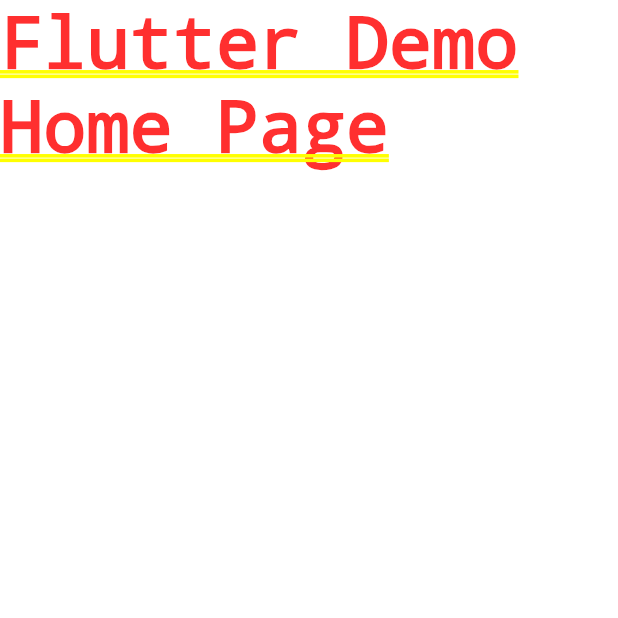
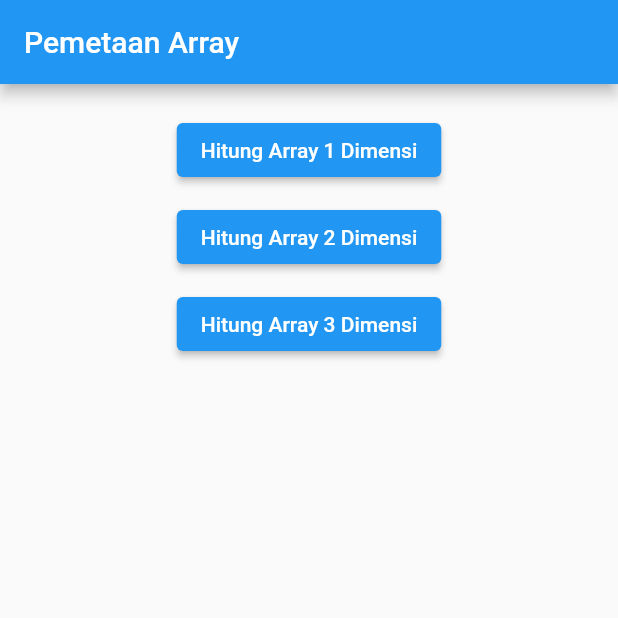
Before and after one commit to herdyhardiyant/pemetaan_array, a Flutter app: the screen it shows after launch, on a phone screen of 412 x 824 dp, the top half of it. Run offline on Flutter 3.47's test engine with Material 2 defaults, Android fonts, the phone set to English and light mode, and no system bars.

Commit message:
Create Menu

```diff
--- a/lib/homepage.dart
+++ b/lib/homepage.dart
@@ -1,9 +1,13 @@
 import 'package:flutter/material.dart';
-
+import 'package:pemetaan_array/widget/array_formula_menu.dart';
 
 class Homepage extends StatelessWidget {
   @override
   Widget build(BuildContext context) {
-    return Scaffold();
+    return Scaffold(
+        appBar: AppBar(
+          title: Text("Pemetaan Array"),
+        ),
+        body: ArrayFormulaMenu());
   }
 }
--- a/lib/main.dart
+++ b/lib/main.dart
@@ -1,4 +1,5 @@
 import 'package:flutter/material.dart';
+import 'package:pemetaan_array/homepage.dart';
 
 void main() {
   runApp(MyApp());
@@ -13,7 +14,7 @@
       theme: ThemeData(
         primarySwatch: Colors.blue,
       ),
-      home: Text('Flutter Demo Home Page'),
+      home: Homepage(),
     );
   }
 }
--- /dev/null
+++ b/lib/widget/array_formula_menu.dart
@@ -0,0 +1,40 @@
+import 'package:flutter/material.dart';
+
+import 'package:pemetaan_array/widget/array_1d.dart';
+import 'package:pemetaan_array/widget/array_2d.dart';
+import 'package:pemetaan_array/widget/array_3d.dart';
+
+class ArrayFormulaMenu extends StatelessWidget {
+  @override
+  Widget build(BuildContext context) {
+    return Center(
+      child: Container(
+        margin: EdgeInsets.all(20),
+        child: Column(
+          children: [
+            ElevatedButton(
+                onPressed: () {
+                  Navigator.push(context,
+                      MaterialPageRoute(builder: (context) => Array1D()));
+                },
+                child: Text("Hitung Array 1 Dimensi")),
+            SizedBox(height: 10,),
+            ElevatedButton(
+                onPressed: () {
+                  Navigator.push(context,
+                      MaterialPageRoute(builder: (context) => Array2D()));
+                },
+                child: Text("Hitung Array 2 Dimensi")),
+            SizedBox(height: 10,),
+            ElevatedButton(
+                onPressed: () {
+                  Navigator.push(context,
+                      MaterialPageRoute(builder: (context) => Array3D()));
+                },
+                child: Text("Hitung Array 3 Dimensi")),
+          ],
+        ),
+      ),
+    );
+  }
+}
```
Also changed, not shown: lib/widget/array_1d.dart (added, +19 -0 lines), lib/widget/array_2d.dart (added, +17 -0 lines), lib/widget/array_3d.dart (added, +16 -0 lines).
